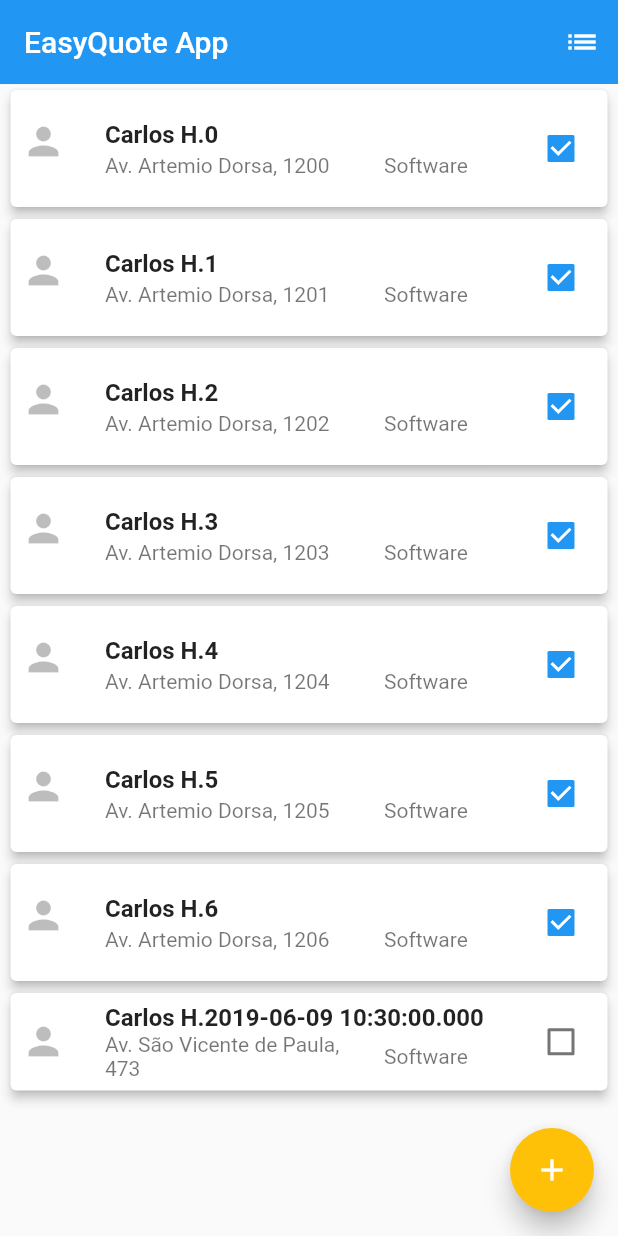
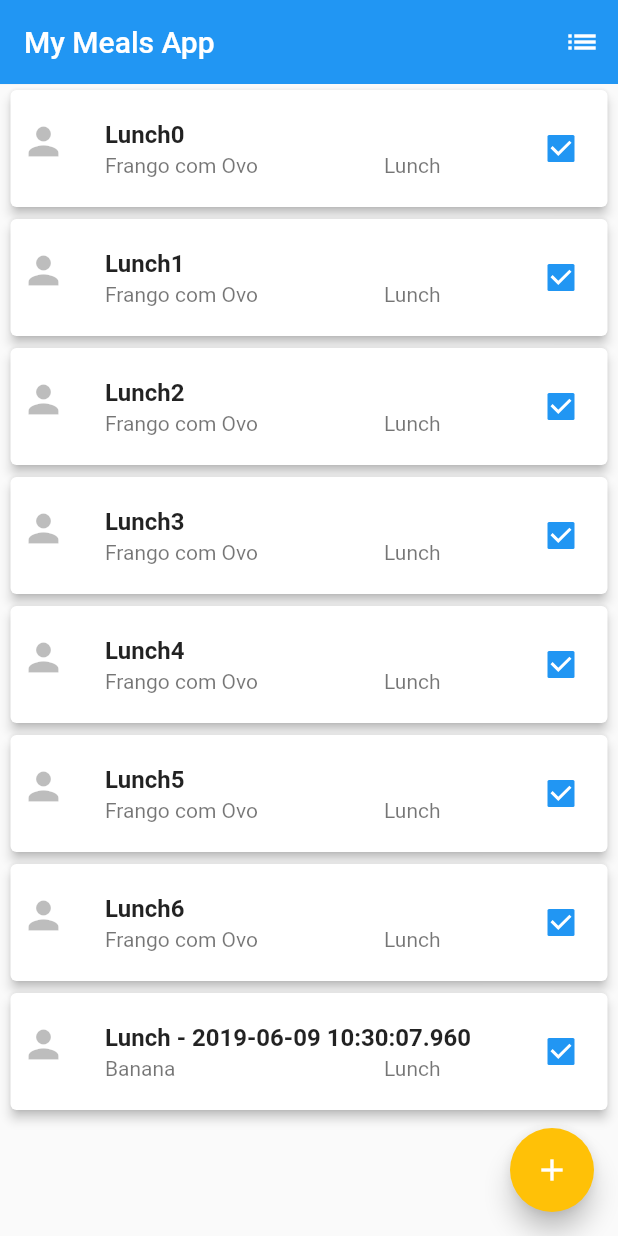
Before and after one commit to fabioranieri/my_meals_flutter_app, a Flutter app: the screen it shows after launch, after a tap on the "add" icon, on a phone screen of 412 x 824 dp. Run offline on Flutter 3.47's test engine with Material 2 defaults, Android fonts, the phone set to English and light mode, and no system bars; missing offline and left inert: better_uuid.

Commit message:
Changed the package name and model to Meal

```diff
--- a/lib/main.dart
+++ b/lib/main.dart
@@ -1,7 +1,7 @@
 import 'package:flutter/material.dart';
-import 'package:easy_quote_flutter_app/screens/login_screen.dart';
-import 'package:easy_quote_flutter_app/screens/home_screen.dart';
-import 'package:easy_quote_flutter_app/model/supplier.dart';
+import 'package:my_meals_flutter_app/screens/login_screen.dart';
+import 'package:my_meals_flutter_app/screens/home_screen.dart';
+import 'package:my_meals_flutter_app/model/meal.dart';
 import 'package:better_uuid/uuid.dart';
 
 void main() {
@@ -12,14 +12,14 @@ void main() {
     initialRoute: '/home',
     routes: {
       '/home': (context) => HomeScreen(
-        items: List<Supplier>.generate(7,
-              (i) => Supplier(
+        items: List<Meal>.generate(7,
+              (i) => Meal(
                   Uuid.v4(),
-                  "Carlos H." + i.toString(),
-                  "Av. Artemio Dorsa, 120" + i.toString(),
-                  "carlos@quicktech.no",
-                  "twitter.com",
-                  "Software",
+                  "Lunch" + i.toString(),
+                  DateTime.now(),
+                  "Frango com Ovo",
+                  "-",
+                  "Lunch",
                   true
               ),
         )
--- /dev/null
+++ b/lib/model/meal.dart
@@ -0,0 +1,21 @@
+import 'package:better_uuid/uuid.dart';
+
+class Meal {
+  Uuid id;
+  String name;
+  DateTime time;
+  String description;
+  String recipe_link;
+  String type;
+  bool isDone;
+
+  Meal(
+      this.id,
+      this.name,
+      this.time,
+      this.description,
+      this.recipe_link,
+      this.type,
+      this.isDone,
+  );
+}
--- a/lib/model/supplier.dart
+++ /dev/null
@@ -1,21 +0,0 @@
-import 'package:better_uuid/uuid.dart';
-
-class Supplier {
-  Uuid id;
-  String name;
-  String address;
-  String email;
-  String website;
-  String category;
-  bool isChecked;
-
-  Supplier(
-      this.id,
-      this.name,
-      this.address,
-      this.email,
-      this.website,
-      this.category,
-      this.isChecked,
-      );
-}
--- a/lib/screens/home_screen.dart
+++ b/lib/screens/home_screen.dart
@@ -1,11 +1,11 @@
 import 'package:flutter/material.dart';
-import 'package:easy_quote_flutter_app/screens/login_screen.dart';
-import 'package:easy_quote_flutter_app/model/supplier.dart';
-import 'package:easy_quote_flutter_app/widget/supplier_card_list_item.dart';
+import 'package:my_meals_flutter_app/screens/login_screen.dart';
+import 'package:my_meals_flutter_app/model/meal.dart';
+import 'package:my_meals_flutter_app/widget/supplier_card_list_item.dart';
 import 'package:better_uuid/uuid.dart';
 
 class HomeScreen extends StatefulWidget {
-  final List<Supplier> items;
+  final List<Meal> items;
 
   const HomeScreen({Key key, this.items}) : super(key: key);
 
@@ -17,7 +17,7 @@ class HomeScreen extends StatefulWidget {
 }
 
 class _HomeScreenState extends State<HomeScreen> {
-  List<Supplier> items;
+  List<Meal> items;
   _HomeScreenState({Key key, @required this.items});
 
   @override
@@ -26,15 +26,15 @@ class _HomeScreenState extends State<HomeScreen> {
     super.initState();
   }
 
-  void _addSupplier(Supplier item) {
+  void _addMeal(Meal item) {
     setState(() {
       items.add(item);
     });
   }
 
-  void _setSupplierchecked(int position, bool isChecked) {
+  void _setMealchecked(int position, bool isChecked) {
     var suppliers = items;
-    suppliers[position].isChecked = isChecked == true ? false : true;
+    suppliers[position].isDone = isChecked == true ? false : true;
     setState(() {
       items = suppliers;
     });
@@ -44,7 +44,7 @@ class _HomeScreenState extends State<HomeScreen> {
   Widget build(BuildContext context) {
     return Scaffold(
       appBar: AppBar(
-        title: Text('EasyQuote App'),
+        title: Text('My Meals App'),
         automaticallyImplyLeading: false,
         elevation: 0.1,
         backgroundColor: Colors.lightBlueAccent[300],
@@ -57,20 +57,20 @@ class _HomeScreenState extends State<HomeScreen> {
           )
         ],
       ),
-      body: SupplierCardListItem(items, _setSupplierchecked),
+      body: SupplierCardListItem(items, _setMealchecked),
       floatingActionButton: FloatingActionButton(
         onPressed: () {
           var now = new DateTime.now();
-          Supplier item = Supplier(
+          Meal item = Meal(
               Uuid.v4(),
-            "Carlos H." + now.toString(),
-            "Av. São Vicente de Paula, 473",
-            "carlos@quicktech.no",
-            "twitter.com",
-            "Software",
-            false
+              "Lunch - " + now.toString(),
+              DateTime.now(),
+              "Banana",
+              "-",
+              "Lunch",
+              true
           );
-          this._addSupplier(item);
+          this._addMeal(item);
         },
         child: Icon(Icons.add),
         backgroundColor: Colors.amber,
--- a/lib/screens/login_screen.dart
+++ b/lib/screens/login_screen.dart
@@ -1,5 +1,5 @@
 import 'package:flutter/material.dart';
-import 'package:easy_quote_flutter_app/screens/home_screen.dart';
+import 'package:my_meals_flutter_app/screens/home_screen.dart';
 
 class LoginScreen extends StatelessWidget {
   @override
--- a/lib/widget/supplier_card_list_item.dart
+++ b/lib/widget/supplier_card_list_item.dart
@@ -1,11 +1,11 @@
 import 'package:flutter/material.dart';
-import 'package:easy_quote_flutter_app/model/supplier.dart';
+import 'package:my_meals_flutter_app/model/meal.dart';
 
 class SupplierCardListItem extends StatelessWidget {
-  final List<Supplier> items;
-  final Function setSupplierchecked;
+  final List<Meal> items;
+  final Function setMealchecked;
 
-  SupplierCardListItem(this.items, this.setSupplierchecked);
+  SupplierCardListItem(this.items, this.setMealchecked);
 
   @override
   Widget build(BuildContext context) {
@@ -19,7 +19,7 @@ class SupplierCardListItem extends StatelessWidget {
           itemCount: items.length,
           itemBuilder: (context, index) {
             final item = items[index];
-            if(item is Supplier) {
+            if(item is Meal) {
               return Card(
                 elevation: 3.0,
                 margin: new EdgeInsets.symmetric(horizontal: 7.0, vertical: 4.0),
@@ -40,7 +40,7 @@ class SupplierCardListItem extends StatelessWidget {
     return cardItem;
   }
 
-  Widget ListItem (Supplier item, int index) {
+  Widget ListItem (Meal item, int index) {
      return ListTile(
       contentPadding: EdgeInsets.symmetric(horizontal: 7.0, vertical: 3.0),
       leading: Container(
@@ -59,21 +59,21 @@ class SupplierCardListItem extends StatelessWidget {
            Expanded(
              flex: 4,
              child: Container(
-               child: Text(item.address),
+               child: Text(item.description),
              )),
            Expanded(
              flex: 2,
              child: Padding(
                  padding: EdgeInsets.only(left: 10.0),
-                 child: Text(item.category,)
+                 child: Text(item.type,)
              ),
            )
          ],
        ),
       trailing:
-        new Checkbox(value: item.isChecked, onChanged: (value) {
+        new Checkbox(value: item.isDone, onChanged: (value) {
         print('[Checkbox] onChanged' + value.toString());
-        setSupplierchecked(index, item.isChecked);
+        setMealchecked(index, item.isDone);
       }),
        // Icon(Icons.keyboard_arrow_right, color: Colors.black26, size: 30.0),
       onTap: () {
--- a/pubspec.yaml
+++ b/pubspec.yaml
@@ -1,4 +1,4 @@
-name: easy_quote_flutter_app
+name: my_meals_flutter_app
 description: A new Flutter application.
 
 # The following defines the version and build number for your application.
```
Also changed, not shown: 1 other file.
